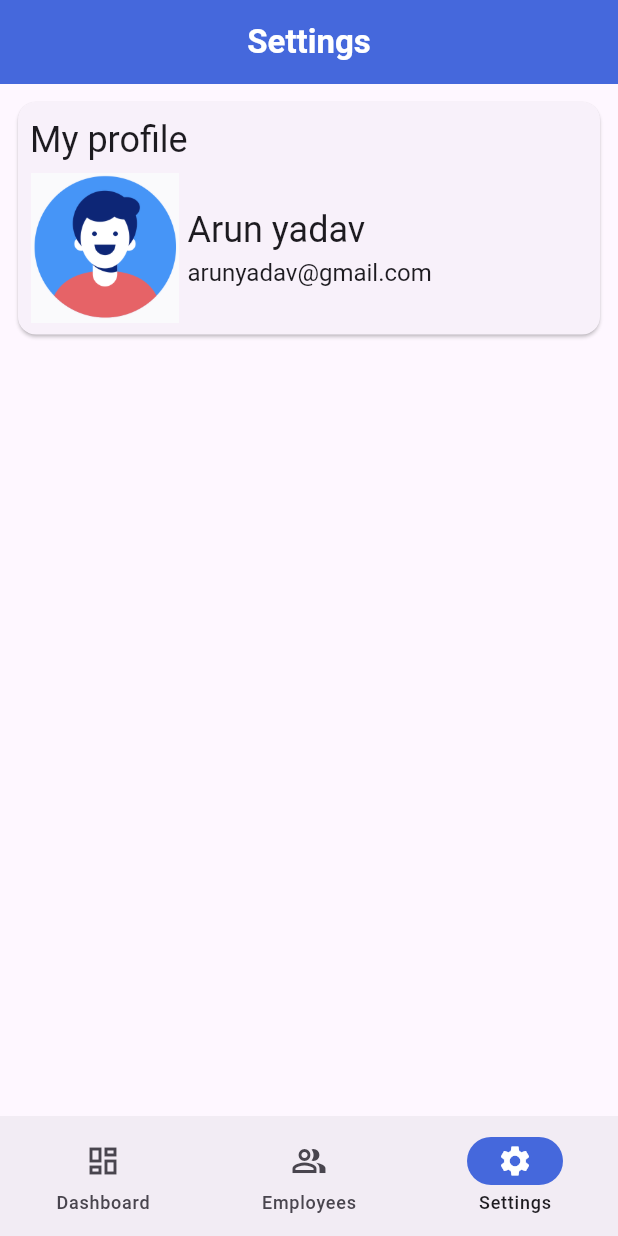
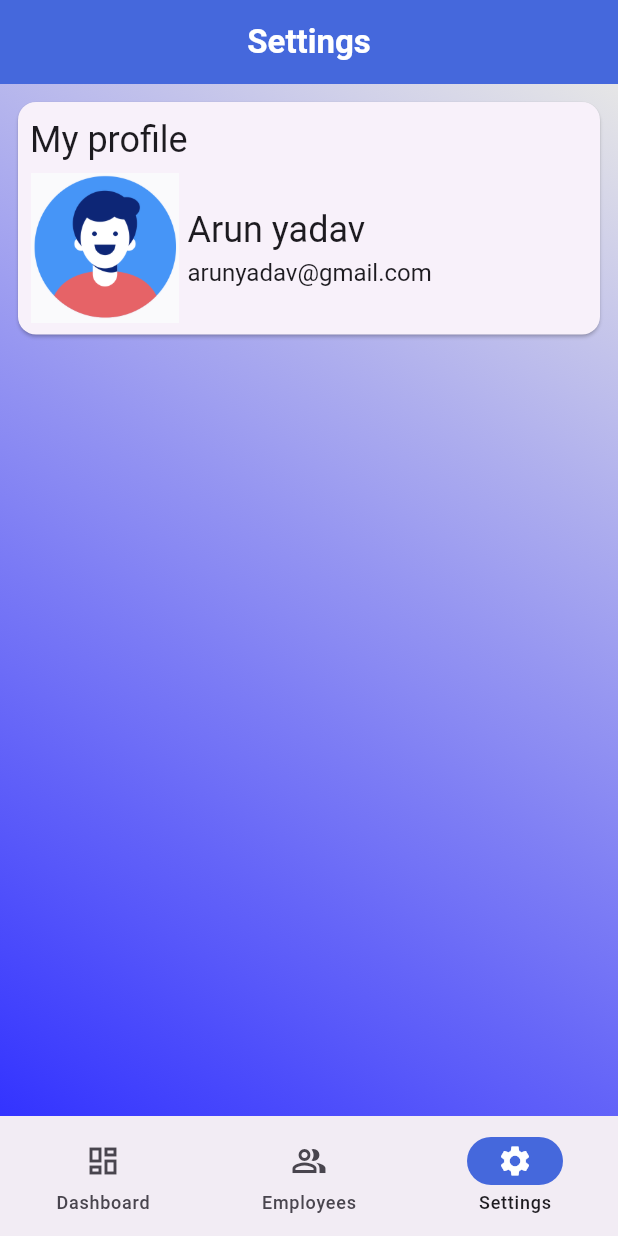
Before and after one commit to NagarajuTR/VMS, a Flutter app: the MainScreen screen opened directly, item 3 of the bottom bar chosen, on a phone screen of 412 x 824 dp. Run offline on Flutter 3.47's test engine with Material 3 defaults, Android fonts, the phone set to English and light mode, and no system bars; our stand-ins replace cached_network_image, flutter_svg, image_picker; statements that could not run were skipped; project files that could hold a hidden picture were left out.

```diff
--- a/lib/screens/settings/settings.dart
+++ b/lib/screens/settings/settings.dart
@@ -1,6 +1,7 @@
 import 'package:flutter/material.dart';
 import 'package:visitors_management/const/colors_const.dart';
 import 'package:visitors_management/screens/custom_widget/custom_text.dart';
+import 'package:visitors_management/screens/custom_widget/gradient_background.dart';
 import 'package:visitors_management/screens/home/main_screen.dart';
 
 class Settings extends StatefulWidget {
@@ -23,6 +24,8 @@ class _Dashboard extends State<Settings> {
           backgroundColor: ColorsConst.instance.blue,
           centerTitle: true,
         ),
+        child: GradientBackground(
+          colors: const [Color(0xFF3333ff), Color(0xFFe6e6e6)],
           child: Column(
             children: [
               Padding(
@@ -66,6 +69,7 @@ class _Dashboard extends State<Settings> {
                 )),
               )
             ],
+          ),
         ));
   }
 }
```
Lines whose indentation alone changed are shown as unchanged.
